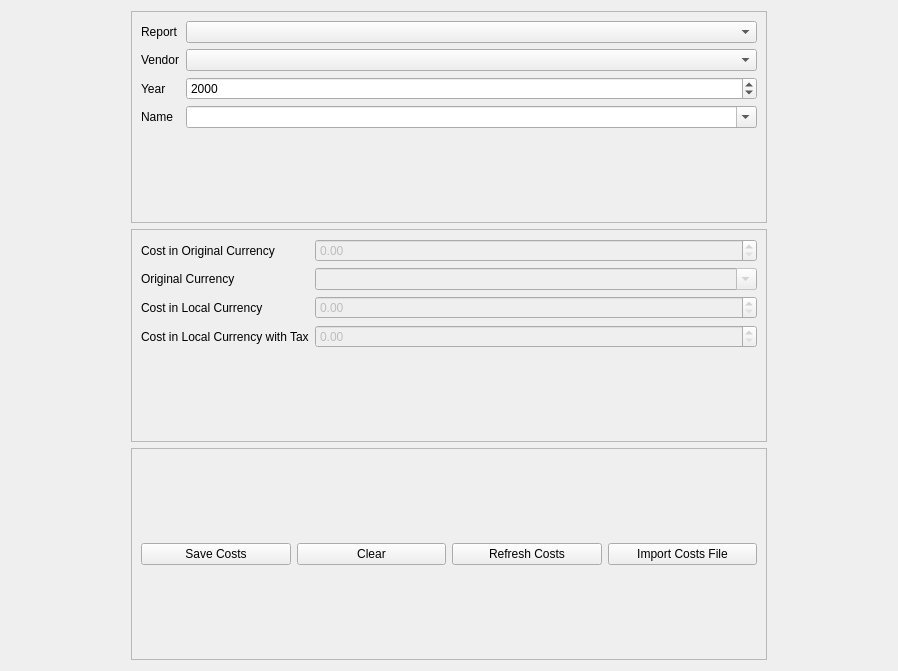
This is ui/CostsTab.ui in CS-4820-Library-Project/COUNTER-5-Report-Tool-2020-5.0 as Qt 5 draws it before an edit. The edited form follows.
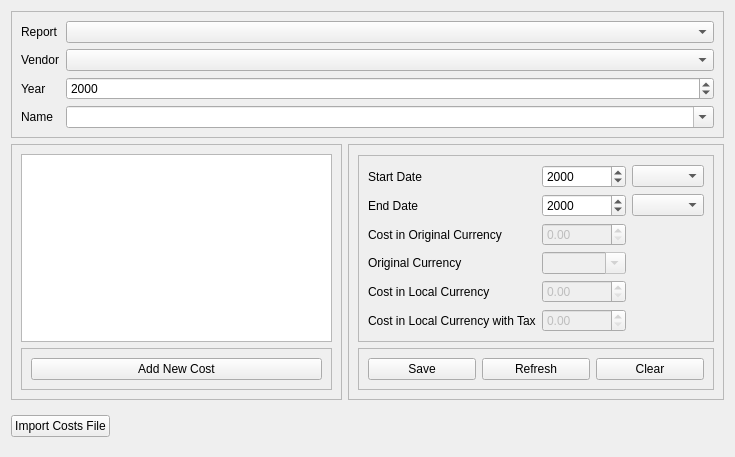
This is the edited form. Icons and pictures are not drawn.

Commit message: costs reworking

What changed in the file:
```diff
--- a/ui/CostsTab.ui
+++ b/ui/CostsTab.ui
@@ -6,8 +6,8 @@
    <rect>
     <x>0</x>
     <y>0</y>
-    <width>898</width>
-    <height>671</height>
+    <width>735</width>
+    <height>457</height>
    </rect>
   </property>
   <property name="windowTitle">
@@ -18,22 +18,6 @@
     <normaloff>:/ui/resources/tab_icons/costs_icon.png</normaloff>:/ui/resources/tab_icons/costs_icon.png</iconset>
   </property>
   <layout class="QHBoxLayout" name="horizontalLayout">
-   <item>
-    <spacer name="horizontalSpacer">
-     <property name="orientation">
-      <enum>Qt::Horizontal</enum>
-     </property>
-     <property name="sizeType">
-      <enum>QSizePolicy::Maximum</enum>
-     </property>
-     <property name="sizeHint" stdset="0">
-      <size>
-       <width>120</width>
-       <height>20</height>
-      </size>
-     </property>
-    </spacer>
-   </item>
    <item>
     <widget class="QFrame" name="frame">
      <layout class="QVBoxLayout" name="verticalLayout_2">
@@ -148,12 +132,88 @@
        </widget>
       </item>
       <item>
+       <widget class="QFrame" name="frame_2">
+        <layout class="QHBoxLayout" name="horizontalLayout_2">
+         <property name="leftMargin">
+          <number>0</number>
+         </property>
+         <property name="topMargin">
+          <number>0</number>
+         </property>
+         <property name="rightMargin">
+          <number>0</number>
+         </property>
+         <property name="bottomMargin">
+          <number>0</number>
+         </property>
+         <item>
+          <widget class="QFrame" name="frame_3">
+           <property name="frameShape">
+            <enum>QFrame::StyledPanel</enum>
+           </property>
+           <layout class="QVBoxLayout" name="verticalLayout_3">
+            <item>
+             <widget class="QListView" name="listView"/>
+            </item>
+            <item>
+             <widget class="QFrame" name="costs_control_frame">
+              <property name="frameShape">
+               <enum>QFrame::StyledPanel</enum>
+              </property>
+              <layout class="QGridLayout" name="gridLayout">
+               <item row="0" column="0">
+                <widget class="QPushButton" name="pushButton">
+                 <property name="text">
+                  <string>Add New Cost</string>
+                 </property>
+                </widget>
+               </item>
+              </layout>
+             </widget>
+            </item>
+           </layout>
+          </widget>
+         </item>
+         <item>
+          <widget class="QFrame" name="frame_4">
+           <property name="frameShape">
+            <enum>QFrame::StyledPanel</enum>
+           </property>
+           <layout class="QVBoxLayout" name="verticalLayout">
+            <item>
+             <spacer name="verticalSpacer_2">
+              <property name="orientation">
+               <enum>Qt::Vertical</enum>
+              </property>
+              <property name="sizeHint" stdset="0">
+               <size>
+                <width>0</width>
+                <height>0</height>
+               </size>
+              </property>
+             </spacer>
+            </item>
+            <item>
        <widget class="QFrame" name="costs_values_frame">
         <property name="frameShape">
          <enum>QFrame::StyledPanel</enum>
         </property>
-        <layout class="QFormLayout" name="formLayout">
-         <item row="0" column="0">
+              <layout class="QGridLayout" name="gridLayout_2">
+               <item row="1" column="0">
+                <widget class="QLabel" name="label">
+                 <property name="text">
+                  <string>End Date</string>
+                 </property>
+                </widget>
+               </item>
+               <item row="1" column="1">
+                <widget class="QDateEdit" name="end_year_date_edit">
+                 <property name="displayFormat">
+                  <string>yyyy</string>
+                 </property>
+                </widget>
+               </item>
+               <item row="3" column="0">
           <widget class="QLabel" name="costs_cost_in_original_currency_label">
            <property name="text">
             <string>Cost in Original Currency</string>
@@ -161,57 +221,34 @@
           </widget>
          </item>
          <item row="0" column="1">
-          <widget class="QDoubleSpinBox" name="costs_cost_in_original_currency_doublespinbox">
-           <property name="enabled">
-            <bool>false</bool>
-           </property>
-           <property name="maximum">
-            <double>999999999.990000009536743</double>
-           </property>
-          </widget>
-         </item>
-         <item row="1" column="0">
-          <widget class="QLabel" name="costs_original_currency_label">
+                <widget class="QDateEdit" name="start_year_date_edit">
+                 <property name="displayFormat">
+                  <string>yyyy</string>
+                 </property>
+                </widget>
+               </item>
+               <item row="0" column="0">
+                <widget class="QLabel" name="label_2">
            <property name="text">
-            <string>Original Currency</string>
+                  <string>Start Date</string>
            </property>
           </widget>
          </item>
-         <item row="1" column="1">
-          <widget class="QComboBox" name="costs_original_currency_value_combobox">
-           <property name="enabled">
-            <bool>false</bool>
-           </property>
-           <property name="editable">
-            <bool>true</bool>
-           </property>
-          </widget>
-         </item>
-         <item row="2" column="0">
-          <widget class="QLabel" name="costs_cost_in_local_currency_label">
-           <property name="text">
-            <string>Cost in Local Currency</string>
-           </property>
-          </widget>
-         </item>
-         <item row="2" column="1">
-          <widget class="QDoubleSpinBox" name="costs_cost_in_local_currency_doublespinbox">
-           <property name="enabled">
-            <bool>false</bool>
-           </property>
-           <property name="maximum">
-            <double>999999999.990000009536743</double>
-           </property>
-          </widget>
-         </item>
-         <item row="3" column="0">
+               <item row="6" column="0">
           <widget class="QLabel" name="costs_cost_in_local_currency_with_tax_label">
            <property name="text">
             <string>Cost in Local Currency with Tax</string>
            </property>
           </widget>
          </item>
-         <item row="3" column="1">
+               <item row="5" column="0">
+                <widget class="QLabel" name="costs_cost_in_local_currency_label">
+                 <property name="text">
+                  <string>Cost in Local Currency</string>
+                 </property>
+                </widget>
+               </item>
+               <item row="6" column="1">
           <widget class="QDoubleSpinBox" name="costs_cost_in_local_currency_with_tax_doublespinbox">
            <property name="enabled">
             <bool>false</bool>
@@ -221,38 +258,115 @@
            </property>
           </widget>
          </item>
-        </layout>
-       </widget>
-      </item>
-      <item>
-       <widget class="QFrame" name="costs_control_frame">
-        <property name="frameShape">
-         <enum>QFrame::StyledPanel</enum>
-        </property>
-        <layout class="QGridLayout" name="gridLayout">
-         <item row="0" column="0">
-          <widget class="QPushButton" name="costs_save_button">
+               <item row="4" column="1">
+                <widget class="QComboBox" name="costs_original_currency_value_combobox">
+                 <property name="enabled">
+                  <bool>false</bool>
+                 </property>
+                 <property name="editable">
+                  <bool>true</bool>
+                 </property>
+                </widget>
+               </item>
+               <item row="3" column="1">
+                <widget class="QDoubleSpinBox" name="costs_cost_in_original_currency_doublespinbox">
+                 <property name="enabled">
+                  <bool>false</bool>
+                 </property>
+                 <property name="maximum">
+                  <double>999999999.990000009536743</double>
+                 </property>
+                </widget>
+               </item>
+               <item row="5" column="1">
+                <widget class="QDoubleSpinBox" name="costs_cost_in_local_currency_doublespinbox">
+                 <property name="enabled">
+                  <bool>false</bool>
+                 </property>
+                 <property name="maximum">
+                  <double>999999999.990000009536743</double>
+                 </property>
+                </widget>
+               </item>
+               <item row="4" column="0">
+                <widget class="QLabel" name="costs_original_currency_label">
            <property name="text">
-            <string>Save Costs</string>
+                  <string>Original Currency</string>
            </property>
           </widget>
          </item>
+               <item row="1" column="2">
+                <widget class="QComboBox" name="end_month_combo_box"/>
+               </item>
          <item row="0" column="2">
+                <widget class="QComboBox" name="start_month_combo_box"/>
+               </item>
+              </layout>
+             </widget>
+            </item>
+            <item>
+             <widget class="QFrame" name="frame_5">
+              <property name="frameShape">
+               <enum>QFrame::StyledPanel</enum>
+              </property>
+              <layout class="QHBoxLayout" name="horizontalLayout_3">
+               <item>
+                <widget class="QPushButton" name="costs_save_button">
+                 <property name="text">
+                  <string>Save</string>
+                 </property>
+                </widget>
+               </item>
+               <item>
+                <widget class="QPushButton" name="costs_load_button">
+                 <property name="text">
+                  <string>Refresh</string>
+                 </property>
+                </widget>
+               </item>
+               <item>
           <widget class="QPushButton" name="costs_clear_button">
            <property name="text">
             <string>Clear</string>
            </property>
           </widget>
          </item>
-         <item row="0" column="4">
-          <widget class="QPushButton" name="costs_load_button">
-           <property name="text">
-            <string>Refresh Costs</string>
-           </property>
+              </layout>
+             </widget>
+            </item>
+            <item>
+             <spacer name="verticalSpacer">
+              <property name="orientation">
+               <enum>Qt::Vertical</enum>
+              </property>
+              <property name="sizeHint" stdset="0">
+               <size>
+                <width>0</width>
+                <height>0</height>
+               </size>
+              </property>
+             </spacer>
+            </item>
+           </layout>
           </widget>
          </item>
-         <item row="0" column="5">
+        </layout>
+       </widget>
+      </item>
+      <item>
+       <widget class="QFrame" name="frame_6">
+        <layout class="QHBoxLayout" name="horizontalLayout_4">
+         <property name="leftMargin">
+          <number>0</number>
+         </property>
+         <item alignment="Qt::AlignLeft">
           <widget class="QPushButton" name="costs_import_costs_button">
+           <property name="sizePolicy">
+            <sizepolicy hsizetype="Fixed" vsizetype="Fixed">
+             <horstretch>0</horstretch>
+             <verstretch>0</verstretch>
+            </sizepolicy>
+           </property>
            <property name="text">
             <string>Import Costs File</string>
            </property>
@@ -264,22 +378,6 @@
      </layout>
     </widget>
    </item>
-   <item>
-    <spacer name="horizontalSpacer_2">
-     <property name="orientation">
-      <enum>Qt::Horizontal</enum>
-     </property>
-     <property name="sizeType">
-      <enum>QSizePolicy::Maximum</enum>
-     </property>
-     <property name="sizeHint" stdset="0">
-      <size>
-       <width>120</width>
-       <height>20</height>
-      </size>
-     </property>
-    </spacer>
-   </item>
   </layout>
  </widget>
  <resources>
```
Lines whose indentation alone changed are shown as unchanged. The commit also changes 6 other files.
